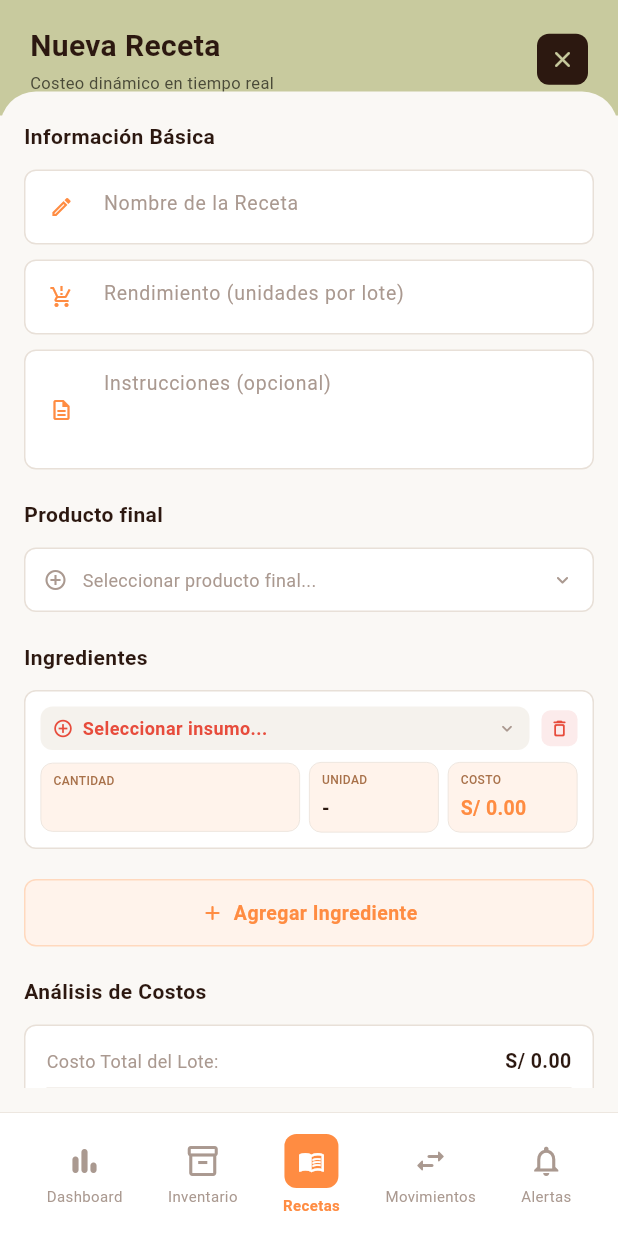
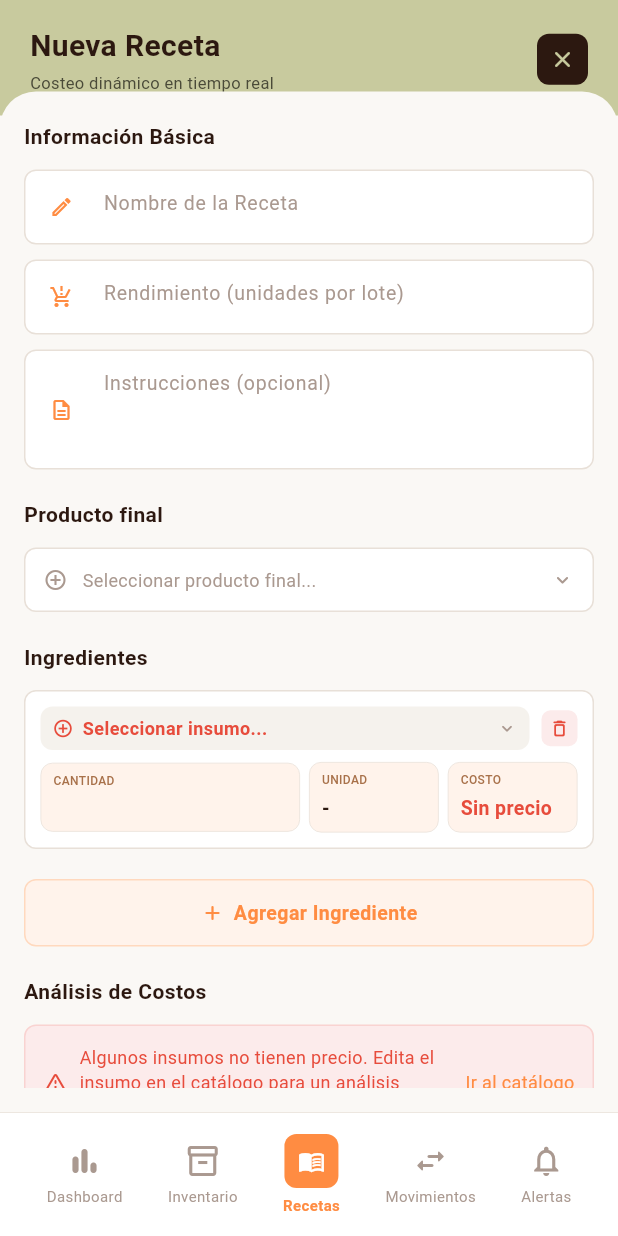
Before and after one commit to jair95819/HappyOven, a Flutter app: the CosteoDinamicoView screen opened by its route, after a tap on "Agregar Ingrediente", on a phone screen of 412 x 824 dp. Run offline on Flutter 3.47's test engine with Material 3 defaults, Android fonts, the phone set to English and light mode, and no system bars; our stand-ins replace fl_chart, flutter_local_notifications, flutter_riverpod, go_router, image_picker, pdf and 3 more; missing offline and left inert: google_mlkit_text_recognition; accounts and stored records are empty.

Commit message:
Recetas: usar CosteoDinamico para nueva receta; mostrar warning para insumos sin precio y etiquetas 'Sin precio'

```diff
--- a/lib/core/router/app_router.dart
+++ b/lib/core/router/app_router.dart
@@ -83,7 +83,7 @@ final appRouterProvider = Provider<GoRouter>((ref) {
               ),
               GoRoute(
                 path: '/recetas/nueva',
-                builder: (c, s) => CreateRecipeScreen(
+                builder: (c, s) => CosteoDinamicoView(
                   productoFinal: s.extra is Articulo ? s.extra as Articulo? : null,
                 ),
               ),
--- a/lib/features/recetas_costeo/presentation/views/costeo_dinamico_view.dart
+++ b/lib/features/recetas_costeo/presentation/views/costeo_dinamico_view.dart
@@ -193,7 +193,9 @@ class _CosteoDinamicoViewState extends ConsumerState<CosteoDinamicoView> {
                         ),
                       ),
                       subtitle: Text(
-                        'S/ ${a.precioUnitario.toStringAsFixed(2)} / ${a.unidad}',
+                        a.precioUnitario > 0
+                            ? 'S/ ${a.precioUnitario.toStringAsFixed(2)} / ${a.unidad}'
+                            : 'Sin precio / ${a.unidad}',
                         style: font.caption,
                       ),
                       trailing: yaUsado
@@ -522,6 +524,36 @@ class _CosteoDinamicoViewState extends ConsumerState<CosteoDinamicoView> {
 
               _buildSectionTitle('Análisis de Costos', font),
               const SizedBox(height: 12),
+              if (_tieneInsumosSinPrecio)
+                GestureDetector(
+                  onTap: () {
+                    // Navegar al catálogo para que el usuario edite insumos sin precio
+                    context.push('/catalogo');
+                  },
+                  child: Container(
+                    width: double.infinity,
+                    padding: const EdgeInsets.all(12),
+                    decoration: BoxDecoration(
+                      color: colors.dangerLight,
+                      borderRadius: AppTheme.radius.brSm,
+                      border: Border.all(color: colors.statusCritical.withValues(alpha: 0.15)),
+                    ),
+                    child: Row(
+                      children: [
+                        Icon(Icons.warning_amber_rounded, color: colors.statusCritical, size: 16),
+                        const SizedBox(width: 8),
+                        Expanded(
+                          child: Text(
+                            'Algunos insumos no tienen precio. Edita el insumo en el catálogo para un análisis completo.',
+                            style: font.caption.copyWith(fontSize: 12, color: colors.statusCritical),
+                          ),
+                        ),
+                        const SizedBox(width: 8),
+                        Text('Ir al catálogo', style: font.caption.copyWith(fontSize: 12, color: colors.primary)),
+                      ],
+                    ),
+                  ),
+                ),
               _buildCostoResumen(colors, font),
               const SizedBox(height: 16),
 
@@ -868,10 +900,14 @@ class _CosteoDinamicoViewState extends ConsumerState<CosteoDinamicoView> {
                               ),
                               const SizedBox(height: 4),
                               Text(
-                                'S/ ${costo.toStringAsFixed(2)}',
+                                ing.articulo != null && (ing.articulo!.precioUnitario > 0)
+                                    ? 'S/ ${costo.toStringAsFixed(2)}'
+                                    : 'Sin precio',
                                 style: font.h3.copyWith(
                                   fontSize: 13,
-                                  color: colors.primary,
+                                  color: ing.articulo != null && (ing.articulo!.precioUnitario > 0)
+                                      ? colors.primary
+                                      : colors.statusCritical,
                                 ),
                               ),
                             ],
@@ -966,6 +1002,10 @@ class _CosteoDinamicoViewState extends ConsumerState<CosteoDinamicoView> {
         ),
       ),
     );
+  }
+
+  bool get _tieneInsumosSinPrecio {
+    return _ingredientes.any((ing) => (ing.articulo?.precioUnitario ?? 0) <= 0);
   }
 
   Widget _buildRentabilidadCard(AppColors colors, AppFont font) {
--- a/lib/features/recetas_costeo/presentation/views/recetario_view.dart
+++ b/lib/features/recetas_costeo/presentation/views/recetario_view.dart
@@ -573,10 +573,14 @@ class _TarjetaProductoConRecetaState
                                   ),
                                   const SizedBox(width: 8),
                                   Text(
-                                    'S/ ${costo.toStringAsFixed(2)}',
+                                    insumo != null && (insumo.precioUnitario > 0)
+                                        ? 'S/ ${costo.toStringAsFixed(2)}'
+                                        : 'Sin precio',
                                     style: font.caption.copyWith(
                                       fontSize: 10,
-                                      color: colors.hint,
+                                      color: insumo != null && (insumo.precioUnitario > 0)
+                                          ? colors.hint
+                                          : colors.statusCritical,
                                     ),
                                   ),
                                 ],
```
